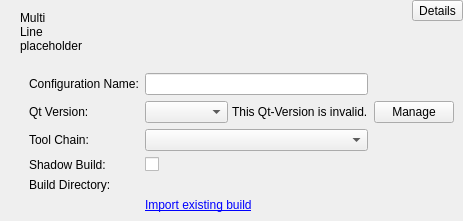
First picture: the form in src/plugins/qt4projectmanager/qt4projectconfigwidget.ui, repository qt-creator/qt-creator, before the edit.
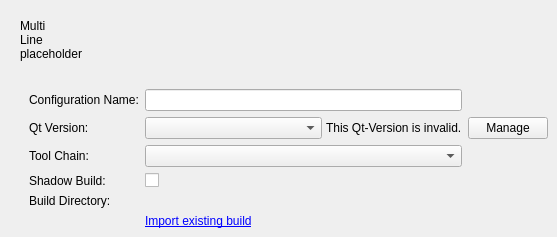
Second picture: the form after the edit. Custom widgets are drawn as their Qt base class.

What changed in the file:
```diff
--- a/src/plugins/qt4projectmanager/qt4projectconfigwidget.ui
+++ b/src/plugins/qt4projectmanager/qt4projectconfigwidget.ui
@@ -6,8 +6,8 @@
    <rect>
     <x>0</x>
     <y>0</y>
-    <width>463</width>
-    <height>221</height>
+    <width>557</width>
+    <height>237</height>
    </rect>
   </property>
   <layout class="QVBoxLayout" name="verticalLayout">
@@ -38,9 +38,12 @@
       </widget>
      </item>
      <item row="0" column="1">
-      <widget class="QToolButton" name="detailsButton">
-       <property name="text">
-        <string>Details</string>
+      <widget class="QWidget" name="detailsButtonWidget" native="true">
+       <property name="sizePolicy">
+        <sizepolicy hsizetype="Fixed" vsizetype="Fixed">
+         <horstretch>0</horstretch>
+         <verstretch>0</verstretch>
+        </sizepolicy>
        </property>
       </widget>
      </item>
```
